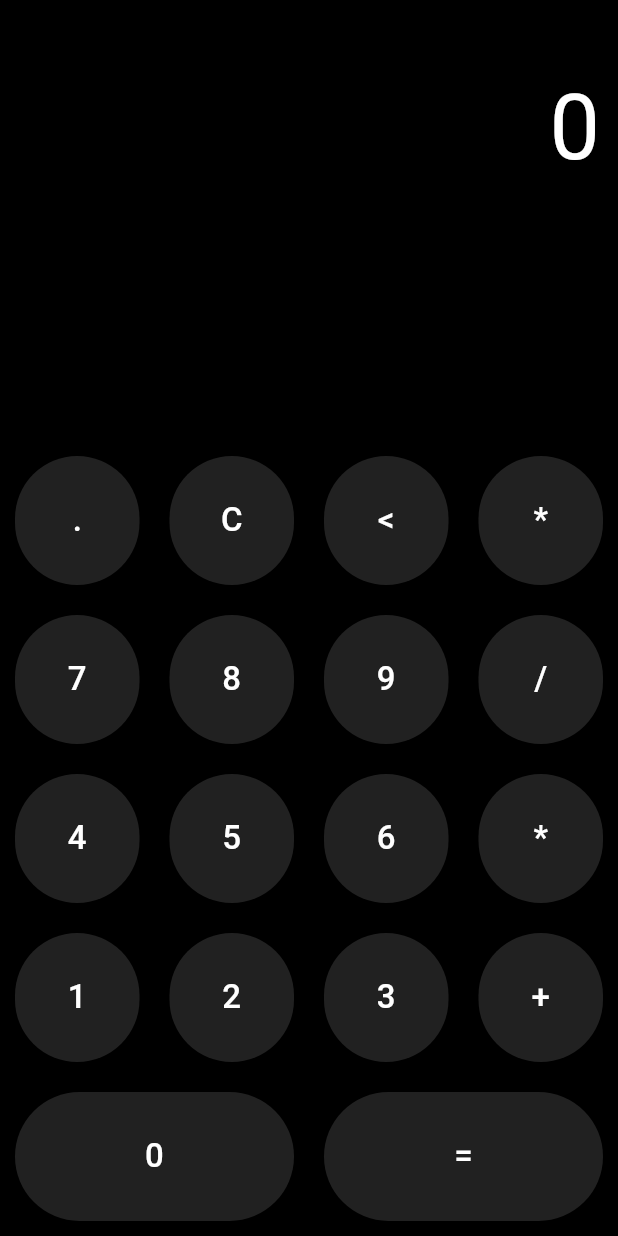
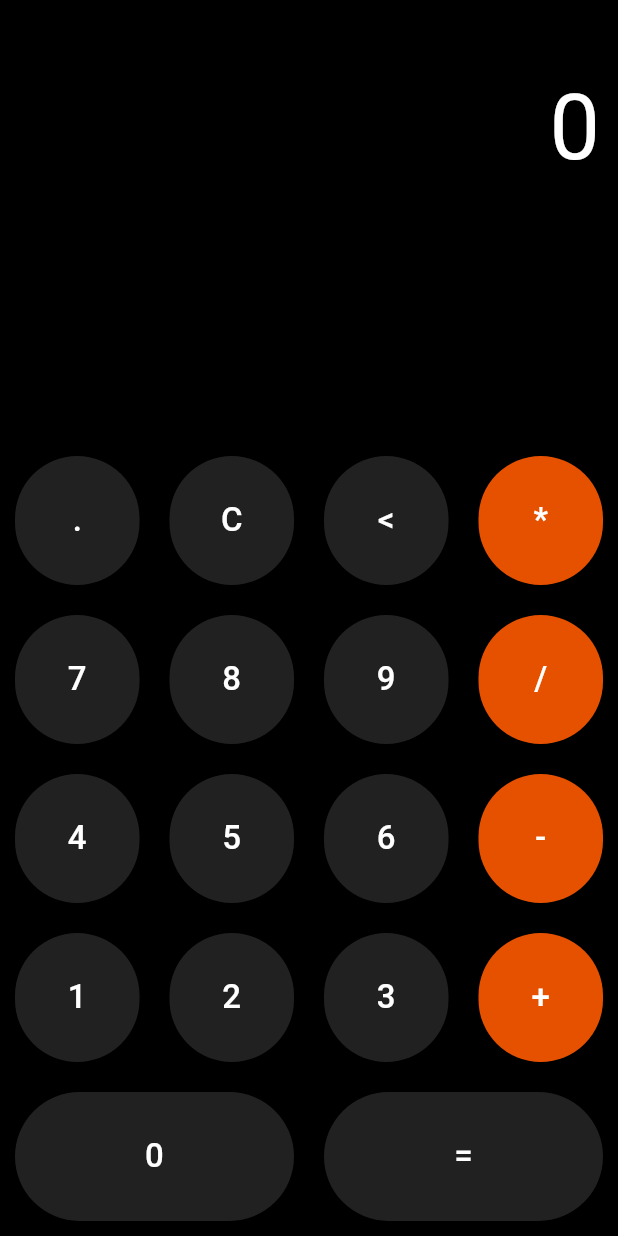
Before and after one commit to sajal48/flutter_calculator, a Flutter app: the screen it shows after launch, on a phone screen of 412 x 824 dp. Run offline on Flutter 3.47's test engine with Material 2 defaults, Android fonts, the phone set to English and light mode, and no system bars.

Commit message:
btn color cng

```diff
--- a/lib/main.dart
+++ b/lib/main.dart
@@ -90,7 +90,7 @@ class _HomePageState extends State<HomePage> {
     return Expanded(child: Container(
       margin: EdgeInsets.all(10.0),
       decoration: BoxDecoration(
-          color: Colors.grey[900],
+          color: (btnval =="+"||btnval =="-"||btnval =="*"||btnval =="/")? Colors.orange[900]: Colors.grey[900],
         borderRadius: BorderRadius.circular(50.0),
         boxShadow: [
           // BoxShadow(
@@ -162,7 +162,7 @@ class _HomePageState extends State<HomePage> {
                       cal_btn("4"),
                       cal_btn("5"),
                       cal_btn("6"),
-                      cal_btn("*"),
+                      cal_btn("-"),
                     ],
                   ),
                   Row(
```
